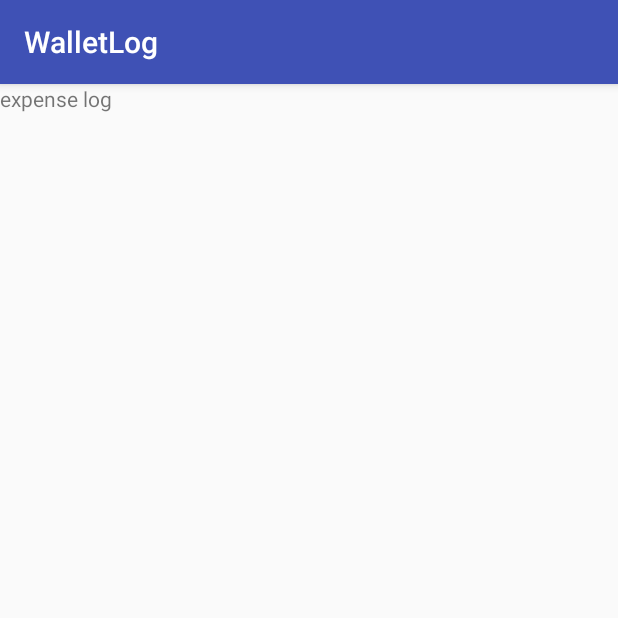
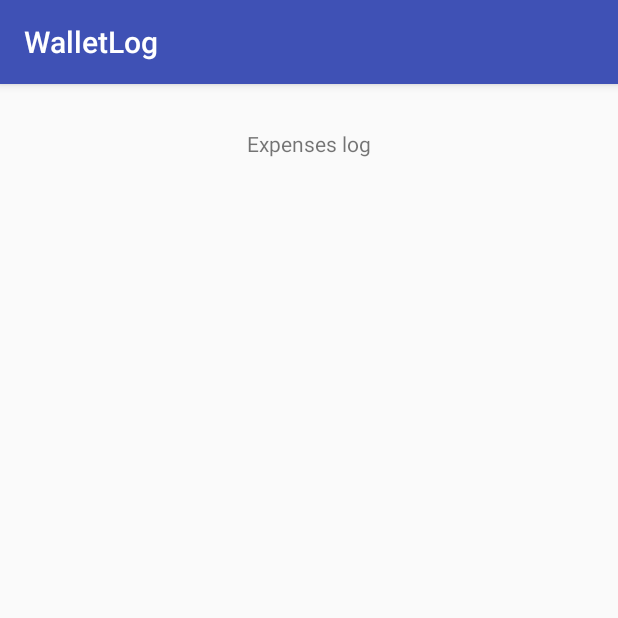
Before and after one commit to vsostaric/wallet-log, an Android app: the fragment ExpensesLogFragment shown on its own in the app's theme, on a phone screen of 412 x 824 dp, the top half of it. Run offline under Robolectric (Android 15) with nearby library versions, the phone set to English and light mode, and no system bars.

Commit message:
fix view expenses activity

```diff
--- a/app/src/main/java/com/example/vladimirsostaric/walletlog/fragments/viewexpenses/ExpensesLogFragment.java
+++ b/app/src/main/java/com/example/vladimirsostaric/walletlog/fragments/viewexpenses/ExpensesLogFragment.java
@@ -1,12 +1,65 @@
 package com.example.vladimirsostaric.walletlog.fragments.viewexpenses;
+
+import android.os.Bundle;
+import android.support.annotation.Nullable;
+import android.view.LayoutInflater;
+import android.view.View;
+import android.view.ViewGroup;
+import android.widget.ArrayAdapter;
+import android.widget.ListAdapter;
+import android.widget.ListView;
 
 import com.example.vladimirsostaric.walletlog.R;
 import com.example.vladimirsostaric.walletlog.fragments.PlaceholderFragment;
+import com.example.vladimirsostaric.walletlog.model.Expense;
+
+import java.util.ArrayList;
+import java.util.Collections;
+import java.util.Comparator;
+import java.util.List;
 
 public class ExpensesLogFragment extends PlaceholderFragment {
+
+    @Nullable
+    @Override
+    public View onCreateView(LayoutInflater inflater, @Nullable ViewGroup container, @Nullable Bundle savedInstanceState) {
+
+        View view = super.onCreateView(inflater, container, savedInstanceState);
+
+        final List<Expense> loggedExpenses = expenses;
+        Collections.sort(loggedExpenses, new Comparator<Expense>() {
+            @Override
+            public int compare(Expense o1, Expense o2) {
+                return o1.getDate().compareTo(o2.getDate());
+            }
+        });
+
+        final String[] expensesLog = getExpensesLog(expenses);
+        final ListAdapter expenseLogAdapter = new ArrayAdapter<String>(this.getActivity().getApplicationContext(),
+                R.layout.list_black_text, R.id.list_content, expensesLog);
+
+        final ListView expenseLogList = (ListView) view.findViewById(R.id.expensesLogList);
+        expenseLogList.setAdapter(expenseLogAdapter);
+
+        return view;
+
+    }
 
     @Override
     protected int getLayout() {
         return R.layout.fragment_expense_log;
     }
+
+    private String[] getExpensesLog(List<Expense> expenses) {
+
+        List<String> expensesLog = new ArrayList<>();
+
+        for (final Expense expense : expenses) {
+            expensesLog.add(expense.toString());
+        }
+
+        return expensesLog.toArray(new String[]{});
+
+    }
+
 }
--- a/app/src/main/java/com/example/vladimirsostaric/walletlog/fragments/viewexpenses/HighestExpensesFragment.java
+++ b/app/src/main/java/com/example/vladimirsostaric/walletlog/fragments/viewexpenses/HighestExpensesFragment.java
@@ -29,11 +29,6 @@ import java.util.Set;
 
 public class HighestExpensesFragment extends PlaceholderFragment {
 
-    @Override
-    protected int getLayout() {
-        return R.layout.fragment_highest_expenses;
-    }
-
     @Nullable
     @Override
     public View onCreateView(LayoutInflater inflater, @Nullable ViewGroup container, @Nullable Bundle savedInstanceState) {
@@ -51,6 +46,11 @@ public class HighestExpensesFragment extends PlaceholderFragment {
 
         return view;
 
+    }
+
+    @Override
+    protected int getLayout() {
+        return R.layout.fragment_highest_expenses;
     }
 
     private Map<ExpenseType, BigDecimal> getAverageExpensesByType(List<Expense> expenses) {
--- a/app/src/main/res/layout/fragment_expense_log.xml
+++ b/app/src/main/res/layout/fragment_expense_log.xml
@@ -4,9 +4,19 @@
     android:layout_height="match_parent">
 
     <TextView
-        android:layout_width="wrap_content"
+        android:id="@+id/expensesLogTitle"
+        android:layout_width="match_parent"
         android:layout_height="wrap_content"
-        android:text="expense log"
-        />
+        android:layout_marginTop="30dp"
+        android:text="Expenses log"
+        android:textAlignment="center" />
+
+    <ListView
+        android:id="@+id/expensesLogList"
+        android:layout_width="match_parent"
+        android:layout_height="match_parent"
+        android:layout_below="@id/expensesLogTitle"
+        android:layout_centerHorizontal="true"
+        android:layout_marginTop="30dp" />
 
 </RelativeLayout>
--- a/app/src/main/res/layout/view_expenses.xml
+++ b/app/src/main/res/layout/view_expenses.xml
@@ -4,21 +4,7 @@
     android:layout_height="match_parent"
     android:orientation="vertical">
 
-    <TextView
-        android:id="@+id/expensesLogTitle"
-        android:layout_width="match_parent"
-        android:layout_height="wrap_content"
-        android:layout_marginTop="30dp"
-        android:text="Expenses log"
-        android:textAlignment="center" />
 
-    <ListView
-        android:id="@+id/expensesLogList"
-        android:layout_width="match_parent"
-        android:layout_height="match_parent"
-        android:layout_below="@id/expensesLogTitle"
-        android:layout_centerHorizontal="true"
-        android:layout_marginTop="30dp" />
 
 
 </RelativeLayout>
```
